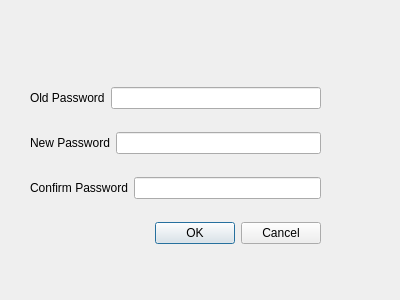
First picture: the form in QTClient/Client/changepassword.ui, repository ranadewa/WealthManager, before the edit.
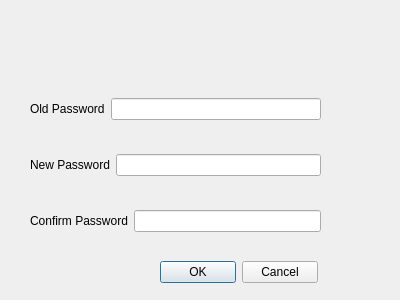
Second picture: the form after the edit.

The edit to the form file:
```diff
--- a/QTClient/Client/changepassword.ui
+++ b/QTClient/Client/changepassword.ui
@@ -13,7 +13,7 @@
   <property name="windowTitle">
    <string>Dialog</string>
   </property>
-  <widget class="QWidget" name="">
+  <widget class="QWidget" name="layoutWidget">
    <property name="geometry">
     <rect>
      <x>30</x>
@@ -65,13 +65,29 @@
       </item>
      </layout>
     </item>
+   </layout>
+  </widget>
+  <widget class="QWidget" name="">
+   <property name="geometry">
+    <rect>
+     <x>160</x>
+     <y>260</y>
+     <width>158</width>
+     <height>25</height>
+    </rect>
+   </property>
+   <layout class="QHBoxLayout" name="horizontalLayout_4">
     <item>
-     <widget class="QDialogButtonBox" name="buttonBox">
-      <property name="orientation">
-       <enum>Qt::Horizontal</enum>
+     <widget class="QPushButton" name="ok">
+      <property name="text">
+       <string>OK</string>
       </property>
-      <property name="standardButtons">
-       <set>QDialogButtonBox::Cancel|QDialogButtonBox::Ok</set>
+     </widget>
+    </item>
+    <item>
+     <widget class="QPushButton" name="cancel">
+      <property name="text">
+       <string>Cancel</string>
       </property>
      </widget>
     </item>
```
Left out of the diff: 35 changed lines with no effect on the pictures.
